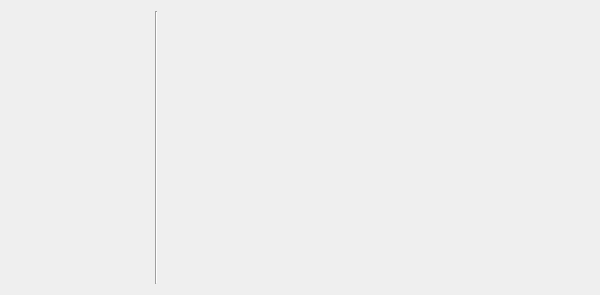
Above: ui/windowMain.ui from denisbaikov/configurator before the change. Below: the same form after it.
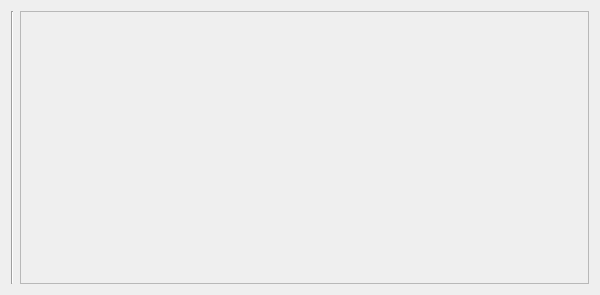
That is the form after the change.

The edit to the form file:
```diff
--- a/ui/windowMain.ui
+++ b/ui/windowMain.ui
@@ -27,7 +27,7 @@
   </property>
   <layout class="QGridLayout" name="gridLayout_2">
    <item row="0" column="0">
-    <layout class="QGridLayout" name="gridLayout" columnstretch="1,0,3">
+    <layout class="QGridLayout" name="gridLayout" columnstretch="0,2,2">
      <item row="0" column="0">
       <layout class="QVBoxLayout" name="verticalLayout" stretch="">
        <property name="topMargin">
@@ -43,7 +43,42 @@
       </widget>
      </item>
      <item row="0" column="2">
-      <layout class="QVBoxLayout" name="verticalLayout_2" stretch=""/>
+      <widget class="QScrollArea" name="scrollArea">
+       <property name="sizePolicy">
+        <sizepolicy hsizetype="Minimum" vsizetype="Minimum">
+         <horstretch>0</horstretch>
+         <verstretch>0</verstretch>
+        </sizepolicy>
+       </property>
+       <property name="widgetResizable">
+        <bool>true</bool>
+       </property>
+       <widget class="QWidget" name="scrollAreaWidgetContents_2">
+        <property name="geometry">
+         <rect>
+          <x>0</x>
+          <y>0</y>
+          <width>559</width>
+          <height>271</height>
+         </rect>
+        </property>
+        <property name="sizePolicy">
+         <sizepolicy hsizetype="Minimum" vsizetype="Minimum">
+          <horstretch>0</horstretch>
+          <verstretch>0</verstretch>
+         </sizepolicy>
+        </property>
+        <layout class="QHBoxLayout" name="horizontalLayout">
+         <item>
+          <layout class="QVBoxLayout" name="verticalLayout_2">
+           <property name="spacing">
+            <number>1</number>
+           </property>
+          </layout>
+         </item>
+        </layout>
+       </widget>
+      </widget>
      </item>
     </layout>
    </item>
```
